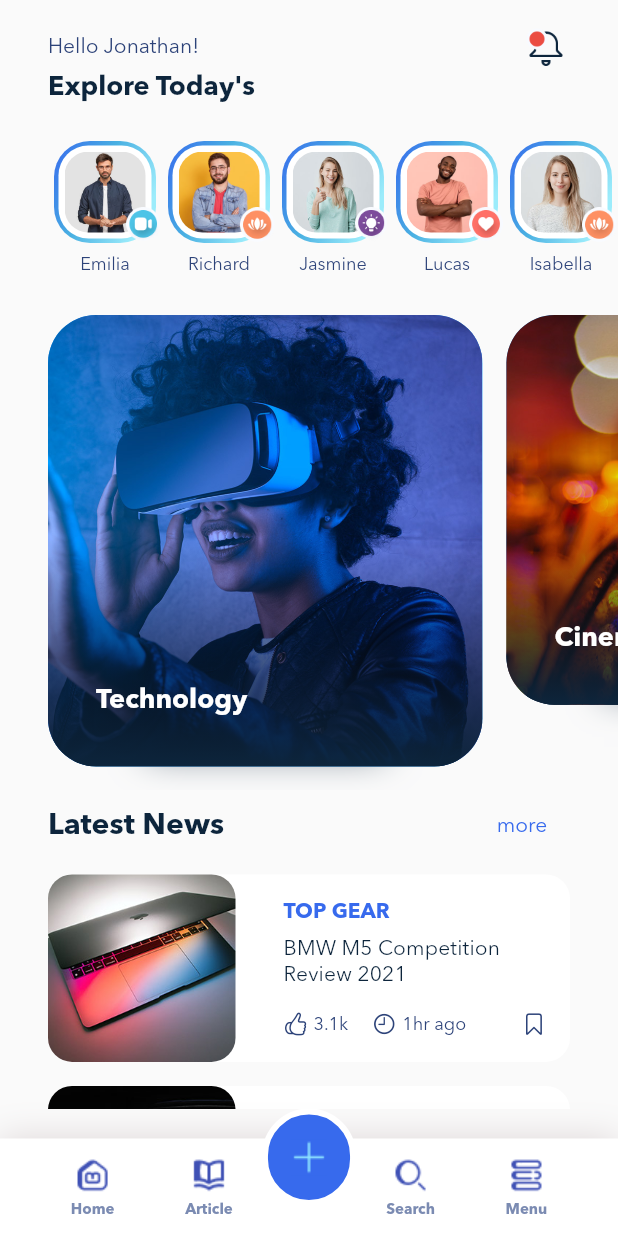
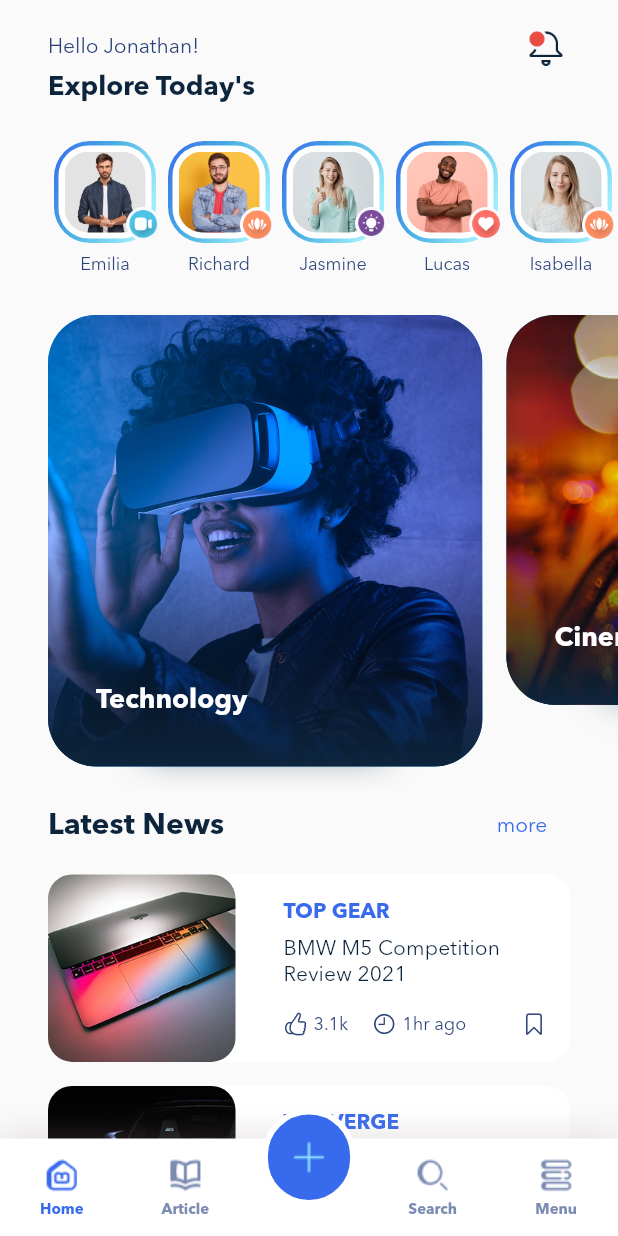
Before and after one commit to Ghazal-Jamalzadeh/blogUI, a Flutter app: the screen it shows after launch, on a phone screen of 412 x 824 dp. Run offline on Flutter 3.47's test engine with Material 2 defaults, Android fonts, the phone set to English and light mode, and no system bars; our stand-ins replace flutter_svg, smooth_page_indicator; generated files the repository leaves out were written again.

Commit message:
bottom nav completed

```diff
--- a/lib/main.dart
+++ b/lib/main.dart
@@ -136,21 +136,25 @@ const int searchIndex = 2;
 
 const int menuIndex = 3;
 
+const double bottomNavHeight =  65 ;
+
 class _MainScreenState extends State<MainScreen> {
   int selectedScreenIndex = homeIndex;
 
-  @override
+  /* روش زیر برای bottom nav های ساده خیلی خوب کار میکنه*/
+  /* ولی برای مورد ما صفحه باید بره پشت bottom nav پس به روش دوم مینویسیم */
+/*  @override
   Widget build(BuildContext context) {
     return Scaffold(
       bottomNavigationBar: _BottomNavigation(onTap: (int index){
         setState(() {
           selectedScreenIndex =  index ;
         });
-      },),
-      /*میهش بادی را به این شکل داد بهش ولی اون وقت همیشه یک صفحه میشه */
+      }, selectedIndex: selectedScreenIndex,),
+      *//*میهش بادی را به این شکل داد بهش ولی اون وقت همیشه یک صفحه میشه *//*
       // body: HomeScreen(),
       body: IndexedStack(
-        /* این ایندکس به صورت پیش فرض انتخاب میشه  */
+        *//* این ایندکس به صورت پیش فرض انتخاب میشه  *//*
         index: selectedScreenIndex,
         children: [
           HomeScreen(),
@@ -160,7 +164,45 @@ class _MainScreenState extends State<MainScreen> {
         ],
       ),
     );
+  }*/
+
+/* روش دوم مدیریت bottom nav */
+  /* بادی را میبریم داخل یک استک */
+  @override
+  Widget build(BuildContext context) {
+    return Scaffold(
+     /* میهش بادی را به این شکل داد بهش ولی اون وقت همیشه یک صفحه میشه */
+      // body: HomeScreen(),
+      body: Stack(
+        children: [
+          Positioned.fill(
+            bottom: bottomNavHeight,
+            child: IndexedStack(
+            /*   این ایندکس به صورت پیش فرض انتخاب میشه  */
+              index: selectedScreenIndex,
+              children: [
+                HomeScreen(),
+                ArticleScreen(),
+                SearchScreen(),
+                ProfileScreen()
+              ],
+            ),
+          ),
+          Positioned(
+            bottom: 0,
+            right: 0 ,
+            left: 0  ,
+            child: _BottomNavigation(onTap: (int index){
+              setState(() {
+                selectedScreenIndex =  index ;
+              });
+            }, selectedIndex: selectedScreenIndex,),
+          ),
+        ],
+      ),
+    );
   }
+
 }
 
 class SearchScreen extends StatelessWidget {
@@ -178,8 +220,9 @@ class SearchScreen extends StatelessWidget {
 
 class _BottomNavigation extends StatelessWidget {
   final Function(int index) onTap;
+  final int selectedIndex ;
 
-  const _BottomNavigation({Key? key, required this.onTap}) : super(key: key);
+  const _BottomNavigation({Key? key, required this.onTap , required this.selectedIndex}) : super(key: key);
 
   @override
   Widget build(BuildContext context) {
@@ -192,7 +235,7 @@ class _BottomNavigation extends StatelessWidget {
             right: 0,
             bottom: 0,
             child: Container(
-              height: 65,
+              height: bottomNavHeight,
               decoration: BoxDecoration(color: Colors.white, boxShadow: [
                 BoxShadow(
                     blurRadius: 20,
@@ -205,6 +248,7 @@ class _BottomNavigation extends StatelessWidget {
                     iconFileName: 'Home.png',
                     activeIconFileName: 'Home.png',
                     title: 'Home',
+                    isActive: selectedIndex==homeIndex,
                     onTap: () {
                       onTap(homeIndex);
                     },
@@ -213,23 +257,27 @@ class _BottomNavigation extends StatelessWidget {
                     iconFileName: 'Articles.png',
                     activeIconFileName: 'Articles.png',
                     title: 'Article',
+                      isActive: selectedIndex==articleIndex,
                     onTap: () {
                       onTap(articleIndex);
                     },
                   ),
-                  SizedBox(
-                    width: 8,
-                  ),
+                  // SizedBox(width: 8,),
+                  /* در حالت بالا فقط ۸ تا فضا وسط میذاریم که کمه*/
+                  /* در حالت پایین فضا به طور مساوی بین ۵ آیتم تقسیم میشه */
+                  Expanded(child: Container())  ,
                   BottomNavigationItem(
                     iconFileName: 'Search.png',
                     activeIconFileName: 'Search.png',
                     title: 'Search',
+                    isActive: selectedIndex==searchIndex,
                     onTap: () {onTap(searchIndex) ; },
                   ),
                   BottomNavigationItem(
                     iconFileName: 'Menu.png',
                     activeIconFileName: 'Menu.png',
                     title: 'Menu',
+                    isActive: selectedIndex==menuIndex,
                     onTap: () {onTap(menuIndex);},
                   ),
                 ],
@@ -262,6 +310,7 @@ class BottomNavigationItem extends StatelessWidget {
   final String iconFileName;
   final String activeIconFileName;
   final String title;
+  final bool isActive ;
   final Function() onTap;
 
   const BottomNavigationItem({
@@ -269,25 +318,35 @@ class BottomNavigationItem extends StatelessWidget {
     required this.iconFileName,
     required this.activeIconFileName,
     required this.title,
+    required this.isActive ,
     required this.onTap,
   }) : super(key: key);
 
   @override
   Widget build(BuildContext context) {
-    return InkWell(
+
+    final ThemeData themeData = Theme.of(context) ;
+
+    return Expanded(
+      flex: 1 ,
+      child: InkWell(
         onTap: onTap,
         child: Column(
           mainAxisAlignment: MainAxisAlignment.center,
           children: [
-          Image.asset('assets/img/icons/$iconFileName' , color: Colors.indigo,),
+            Image.asset(
+              'assets/img/icons/$iconFileName'
+              , color: isActive? themeData.colorScheme.primary : themeData.textTheme.caption!.color , ),
             const SizedBox(
               height: 4,
             ),
             Text(
               title,
-            style: Theme.of(context).textTheme.caption,
+              style: themeData.textTheme.caption!
+                  .apply(color: isActive? themeData.colorScheme.primary : themeData.textTheme.caption!.color)
             )
           ],
+        ),
       ),
     );
   }
```
Lines whose indentation alone changed are shown as unchanged.
